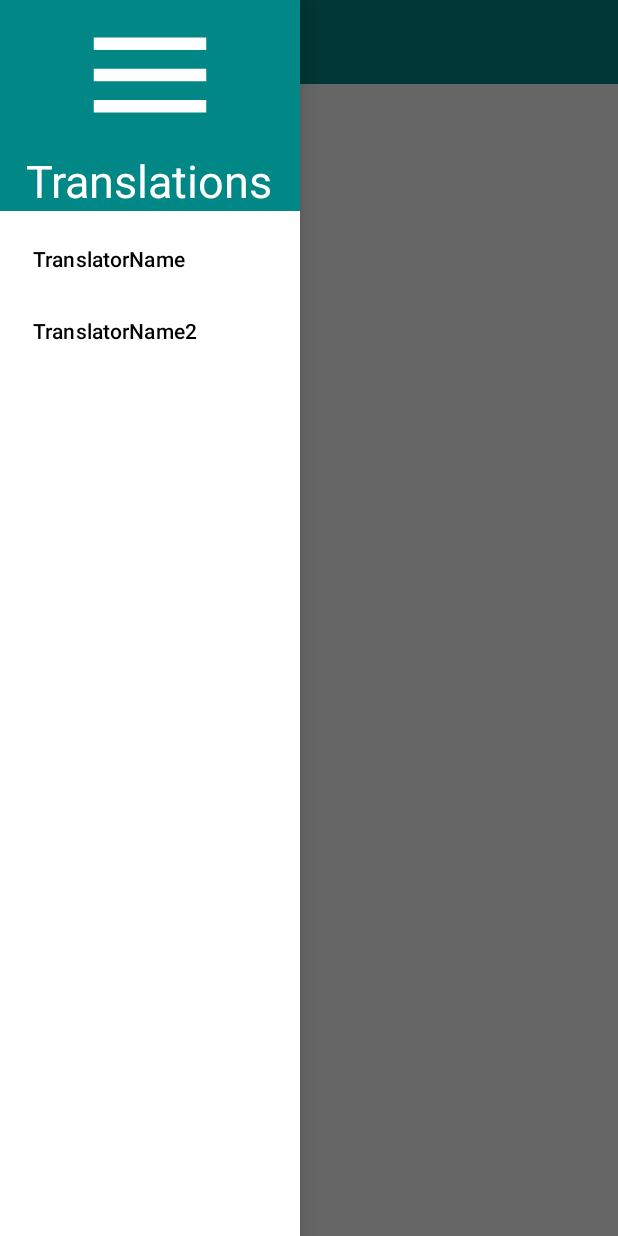
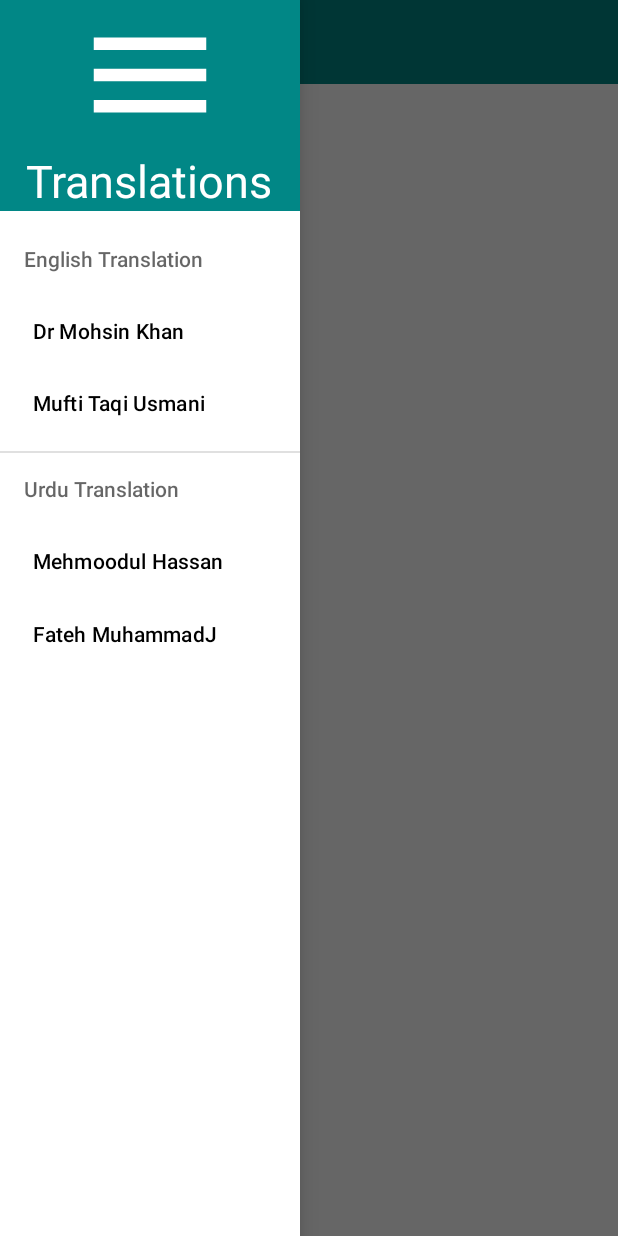
Before and after one commit to azkaNoreen/Noorehooda, an Android app: the Verses screen opened directly, with no data from a screen before it, with the side drawer open, on a phone screen of 412 x 824 dp. Run offline under Robolectric (Android 15) with nearby library versions, the phone set to English and light mode, and no system bars; 5 statements that could not run were skipped.

Commit message:
Select Different Translations using Navigation Drawer

```diff
--- a/app/src/main/AndroidManifest.xml
+++ b/app/src/main/AndroidManifest.xml
@@ -9,6 +9,9 @@
         android:roundIcon="@mipmap/ic_launcher_round"
         android:supportsRtl="true"
         android:theme="@style/Theme.Noorehuda">
+        <activity
+            android:name=".assignment2.VersesTranslated"
+            android:exported="false" />
         <activity
             android:name=".assignment1.Base"
             android:exported="false" />
--- a/app/src/main/java/com/example/noorehuda/assignment1/Base.java
+++ b/app/src/main/java/com/example/noorehuda/assignment1/Base.java
@@ -10,6 +10,7 @@ import android.widget.ArrayAdapter;
 import android.widget.ListView;
 
 import com.example.noorehuda.R;
+import com.example.noorehuda.assignment2.VersesTranslated;
 
 public class Base extends AppCompatActivity {
     ListView list;
@@ -34,7 +35,7 @@ public class Base extends AppCompatActivity {
             list.setOnItemClickListener(new AdapterView.OnItemClickListener() {
                 @Override
                 public void onItemClick(AdapterView<?> parent, View view, int position, long id) {
-                    Intent in = new Intent(Base.this, Verses.class);
+                    Intent in = new Intent(Base.this, VersesTranslated.class);
                     in.putExtra("pos", position + 1);
                     in.putExtra("Type", "Surah");
 //                    in.putExtra("Tran", tran);
@@ -49,7 +50,7 @@ public class Base extends AppCompatActivity {
             list.setOnItemClickListener(new AdapterView.OnItemClickListener() {
                 @Override
                 public void onItemClick(AdapterView<?> parent, View view, int position, long id) {
-                    Intent in = new Intent(Base.this, Verses.class);
+                    Intent in = new Intent(Base.this, VersesTranslated.class);
                     in.putExtra("pos", position + 1);
                     in.putExtra("Type", "Parah");
 //                    in.putExtra("Tran", tran);
--- a/app/src/main/java/com/example/noorehuda/assignment1/MainActivity.java
+++ b/app/src/main/java/com/example/noorehuda/assignment1/MainActivity.java
@@ -17,6 +17,7 @@ import android.widget.ListView;
 import android.widget.Toast;
 
 import com.example.noorehuda.R;
+import com.example.noorehuda.assignment2.VersesTranslated;
 import com.google.android.material.navigation.NavigationView;
 
 public class MainActivity extends AppCompatActivity {
@@ -62,7 +63,7 @@ public class MainActivity extends AppCompatActivity {
         ss.setOnClickListener(new View.OnClickListener() {
             @Override
             public void onClick(View v) {
-                Intent in = new Intent(MainActivity.this, Verses.class);
+                Intent in = new Intent(MainActivity.this, VersesTranslated.class);
                 in.putExtra("Name",ssurah.getText().toString() );
                 in.putExtra("Type","Surah");
                 startActivity(in);
@@ -71,7 +72,7 @@ public class MainActivity extends AppCompatActivity {
         sp.setOnClickListener(new View.OnClickListener() {
             @Override
             public void onClick(View v) {
-                Intent in = new Intent(MainActivity.this, Verses.class);
+                Intent in = new Intent(MainActivity.this, VersesTranslated.class);
                 in.putExtra("Name",sparah.getText().toString() );
                 in.putExtra("Type","Parah");
                 startActivity(in);
--- a/app/src/main/res/menu/tranmenu.xml
+++ b/app/src/main/res/menu/tranmenu.xml
@@ -1,15 +1,33 @@
 <?xml version="1.0" encoding="utf-8"?>
 <menu xmlns:android="http://schemas.android.com/apk/res/android">
-    <group android:checkableBehavior="single">
-        <item
-            android:id="@+id/TranslatorName"
-            android:title="TranslatorName" />
 
-        <item
-            android:id="@+id/TranslatorName2"
-            android:title="TranslatorName2" />
+    <item android:title="English Translation"
+        android:id="@+id/engtran"
+        >
+        <menu>
+            <group android:checkableBehavior="single">
+                <item
+                    android:id="@+id/DrMohsinKhan"
+                    android:title="Dr Mohsin Khan" />
+                <item
+                    android:id="@+id/MuftiTaqiUsmani"
+                    android:title="Mufti Taqi Usmani" />
+            </group>
+        </menu>
+    </item>
+    <item android:title="Urdu Translation">
+        <menu>
+            <group android:checkableBehavior="single">
+                <item
+                    android:id="@+id/MehmoodulHassan"
+                    android:title="Mehmoodul Hassan" />
+                <item
+                    android:id="@+id/FatehMuhammadJalandhri"
 
-    </group>
+                    android:title="Fateh MuhammadJ alandhri" />
+            </group>
+        </menu>
+    </item>
 
 
 </menu>
--- a/app/src/main/res/values/themes.xml
+++ b/app/src/main/res/values/themes.xml
@@ -2,8 +2,8 @@
     <!-- Base application theme. -->
     <style name="Theme.Noorehuda" parent="Theme.MaterialComponents.DayNight.NoActionBar">
         <!-- Primary brand color. -->
-        <item name="colorPrimary">@color/purple_500</item>
-        <item name="colorPrimaryVariant">@color/purple_700</item>
+        <item name="colorPrimary">#007368</item>
+        <item name="colorPrimaryVariant">#015950</item>
         <item name="colorOnPrimary">@color/white</item>
         <!-- Secondary brand color. -->
         <item name="colorSecondary">@color/teal_200</item>
```
Also changed, not shown: app/src/main/java/com/example/noorehuda/assignment1/DBAccess.java (+32 -0 lines), app/src/main/java/com/example/noorehuda/assignment1/Verses.java (+18 -18 lines), app/src/main/java/com/example/noorehuda/assignment2/MyRecyclerViewAdapter.java (added, +55 -0 lines), app/src/main/java/com/example/noorehuda/assignment2/VerseAndTranslation.java (added, +27 -0 lines), app/src/main/java/com/example/noorehuda/assignment2/VersesTranslated.java (added, +149 -0 lines), app/src/main/res/layout/activity_verses_translated.xml (added, +40 -0 lines), app/src/main/res/layout/singleverse.xml (added, +44 -0 lines).
